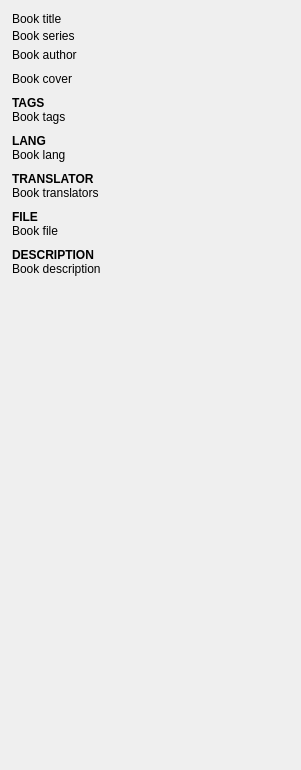
dnkorpushov/libro2, file src/designer/bookinfopanel.ui: the form before one commit.
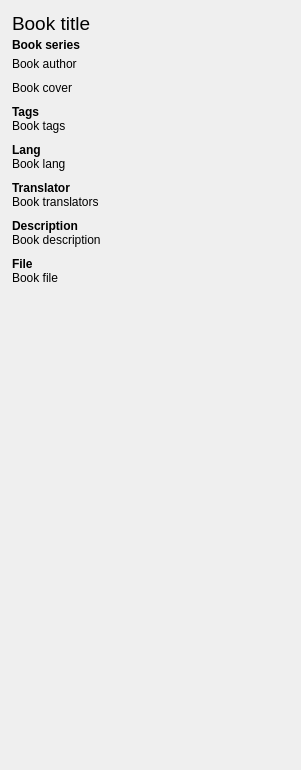
The form after the commit.

Diff of the .ui file:
```diff
--- a/src/designer/bookinfopanel.ui
+++ b/src/designer/bookinfopanel.ui
@@ -83,6 +83,11 @@
        </property>
        <item>
         <widget class="QLabel" name="title">
+         <property name="font">
+          <font>
+           <pointsize>14</pointsize>
+          </font>
+         </property>
          <property name="text">
           <string>Book title</string>
          </property>
@@ -114,7 +119,9 @@
         <widget class="QLabel" name="series">
          <property name="font">
           <font>
+           <weight>75</weight>
            <italic>false</italic>
+           <bold>true</bold>
           </font>
          </property>
          <property name="text">
@@ -205,7 +212,7 @@
           </font>
          </property>
          <property name="text">
-          <string>TAGS</string>
+          <string>Tags</string>
          </property>
         </widget>
        </item>
@@ -247,7 +254,7 @@
           </font>
          </property>
          <property name="text">
-          <string>LANG</string>
+          <string>Lang</string>
          </property>
         </widget>
        </item>
@@ -283,7 +290,7 @@
           </font>
          </property>
          <property name="text">
-          <string>TRANSLATOR</string>
+          <string>Translator</string>
          </property>
         </widget>
        </item>
@@ -317,7 +324,7 @@
         </widget>
        </item>
        <item>
-        <widget class="QLabel" name="labelFile">
+        <widget class="QLabel" name="labelDescription">
          <property name="font">
           <font>
            <weight>75</weight>
@@ -325,14 +332,17 @@
           </font>
          </property>
          <property name="text">
-          <string>FILE</string>
+          <string>Description</string>
          </property>
         </widget>
        </item>
        <item>
-        <widget class="QLabel" name="file">
+        <widget class="QLabel" name="description">
          <property name="text">
-          <string>Book file</string>
+          <string>Book description</string>
+         </property>
+         <property name="alignment">
+          <set>Qt::AlignLeading|Qt::AlignLeft|Qt::AlignTop</set>
          </property>
          <property name="wordWrap">
           <bool>true</bool>
@@ -362,7 +372,7 @@
         </widget>
        </item>
        <item>
-        <widget class="QLabel" name="labelDescription">
+        <widget class="QLabel" name="labelFile">
          <property name="font">
           <font>
            <weight>75</weight>
@@ -370,17 +380,14 @@
           </font>
          </property>
          <property name="text">
-          <string>DESCRIPTION</string>
+          <string>File</string>
          </property>
         </widget>
        </item>
        <item>
-        <widget class="QLabel" name="description">
+        <widget class="QLabel" name="file">
          <property name="text">
-          <string>Book description</string>
-         </property>
-         <property name="alignment">
-          <set>Qt::AlignLeading|Qt::AlignLeft|Qt::AlignTop</set>
+          <string>Book file</string>
          </property>
          <property name="wordWrap">
           <bool>true</bool>
```
